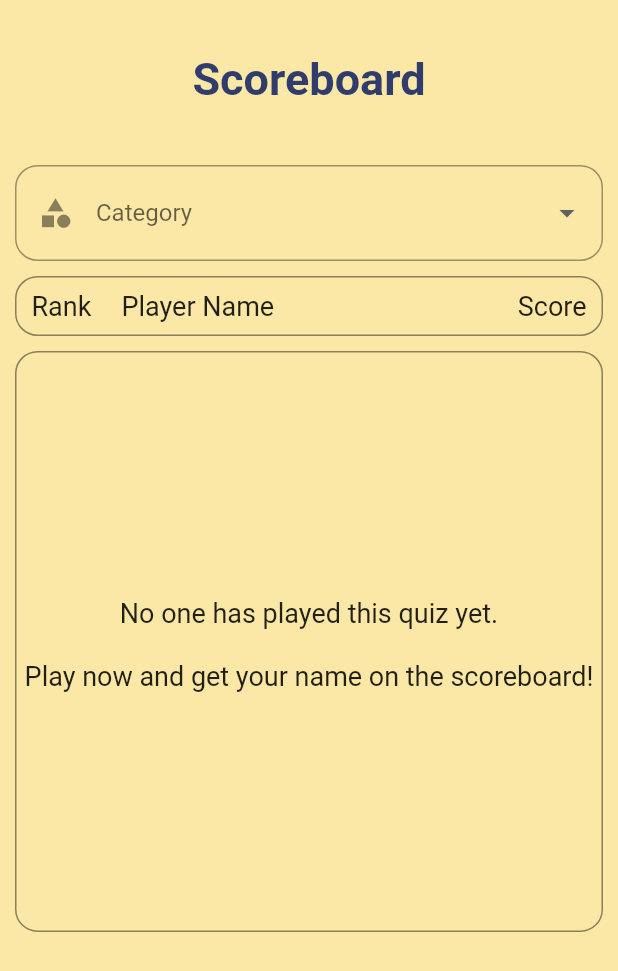
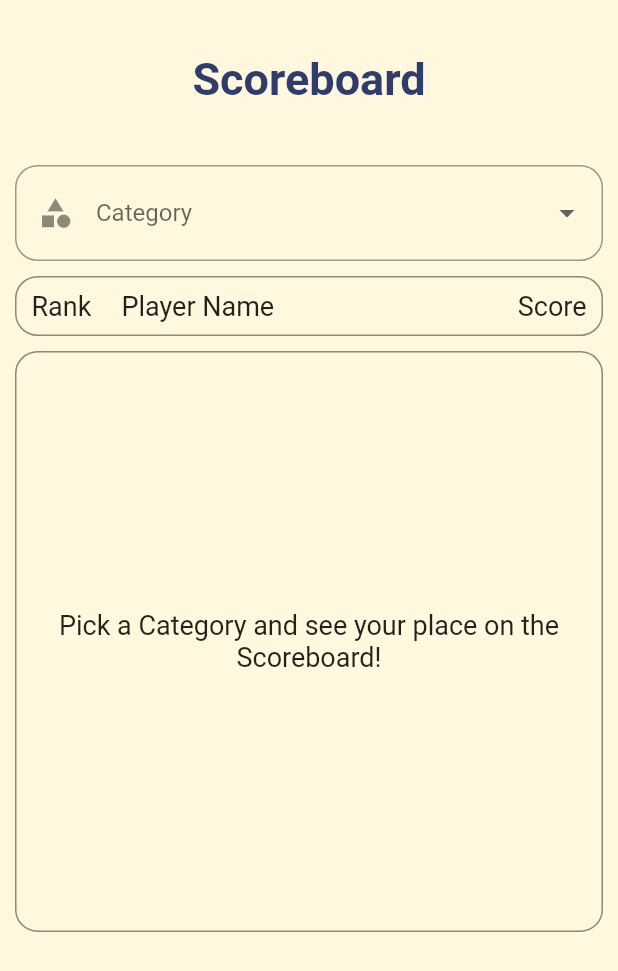
Before and after one commit to lemon-ghost/trivia, a Flutter app: the Scoreboard screen opened directly, on a phone screen of 412 x 824 dp. Shown: the top 971 px of the screen. Run offline on Flutter 3.47's test engine with Material 2 defaults, Android fonts, the phone set to English and light mode, and no system bars; our stand-ins replace flutter_spinkit, google_fonts, salomon_bottom_bar.

Commit message:
changes to scoreboard and dummy data

```diff
--- a/lib/main.dart
+++ b/lib/main.dart
@@ -6,7 +6,7 @@ void main() {
   runApp(MaterialApp(
     theme: ThemeData(
       brightness: Brightness.light,
-      backgroundColor: Color.fromRGBO(251, 232, 166, 1),
+      //backgroundColor: Color.fromRGBO(251, 232, 166, 1),
       primaryColor: Color.fromRGBO(48, 60, 108, 1),
       accentColor: Color.fromRGBO(210, 253, 255, 1),
       textTheme: TextTheme(
--- a/lib/pages/Dashboard.dart
+++ b/lib/pages/Dashboard.dart
@@ -34,7 +34,7 @@ class _DashboardState extends State<Dashboard> {
   Widget _build(BuildContext context) {
     print(user);
     return Scaffold(
-      backgroundColor: Constants.primaryColor,
+      //backgroundColor: Constants.primaryColor,
       //key: _scaffoldkey,
       appBar: _selectedTab == _SelectedTab.profile ? null : AppBar(
         leading: null,
--- a/lib/pages/Scoreboard.dart
+++ b/lib/pages/Scoreboard.dart
@@ -117,7 +117,7 @@ class _ScoreboardState extends State<Scoreboard> with DummyData {
 
   Widget notChosenCat() {
     return Container(
-      padding: EdgeInsets.only(top: 5.0),
+      padding: EdgeInsets.all(15.0),
       decoration: BoxDecoration(
           borderRadius: BorderRadius.circular(15.0),
           border: Border.all(
@@ -126,7 +126,7 @@ class _ScoreboardState extends State<Scoreboard> with DummyData {
           )),
       height: MediaQuery.of(context).size.height * 0.47,
       child: Center(
-        child: Text("No one has played this quiz yet.\n\nPlay now and get your name on the scoreboard!",
+        child: Text("Pick a Category and see your place on the Scoreboard!",
             textAlign: TextAlign.center,
           )
         ),
--- a/lib/utils/Constants.dart
+++ b/lib/utils/Constants.dart
@@ -2,10 +2,11 @@ import 'package:flutter/material.dart';
 
 class Constants {
   static final Color primaryColor = Color.fromRGBO(48, 60, 108, 1);
+  static final Color scaffdarker = Color.fromRGBO(245, 235, 201, 1);
   static final Color primaryDarker = Color.fromRGBO(244, 151, 108, 1);
   static final Color accentColor = Color.fromRGBO(210, 253, 255, 1);
   static final Color accentDarker = Color.fromRGBO(180, 223, 229, 1);
-  static final Color scaffoldBackgroundColor = Color.fromRGBO(251, 232, 166, 1);
+  static final Color scaffoldBackgroundColor = Color.fromRGBO(255, 248, 222, 1);
   static final Color pass = Color.fromRGBO(64, 255, 150, 1);
   static final Color fail = Color.fromRGBO(245, 49, 88, 1);
 }
```
Also changed, not shown: lib/mixins/ValidationMixins.dart (+6 -2 lines), lib/pages/Login.dart (+15 -21 lines), lib/pages/Registration.dart (+12 -1 lines), lib/utils/DummyData.dart (+31 -0 lines), lib/widgets/ScorerRow.dart (+12 -8 lines).
